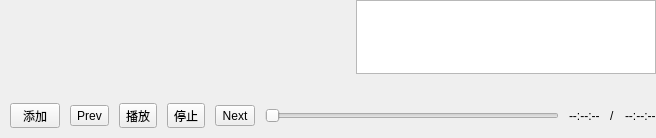
This is UAVManage/SoundGrade.ui in gessd/UAVManage as Qt 5 draws it before an edit. The edited form follows.
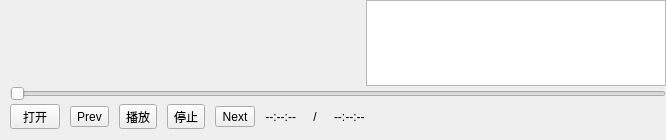
This is the edited form. Icons and pictures are not drawn. Custom widgets are drawn as their Qt base class.

Commit message: 修改音乐控件进度条位置

Diff of the .ui file:
```diff
--- a/UAVManage/SoundGrade.ui
+++ b/UAVManage/SoundGrade.ui
@@ -6,8 +6,8 @@
    <rect>
     <x>0</x>
     <y>0</y>
-    <width>656</width>
-    <height>138</height>
+    <width>666</width>
+    <height>140</height>
    </rect>
   </property>
   <property name="windowTitle">
@@ -26,32 +26,10 @@
    <property name="rightMargin">
     <number>0</number>
    </property>
-   <property name="bottomMargin">
-    <number>10</number>
-   </property>
    <property name="verticalSpacing">
-    <number>3</number>
+    <number>0</number>
    </property>
-   <item row="0" column="1">
-    <widget class="QListWidget" name="m_pPlayList">
-     <property name="minimumSize">
-      <size>
-       <width>300</width>
-       <height>0</height>
-      </size>
-     </property>
-     <property name="maximumSize">
-      <size>
-       <width>16777215</width>
-       <height>16777215</height>
-      </size>
-     </property>
-    </widget>
-   </item>
-   <item row="0" column="0">
-    <widget class="QWChartView" name="m_pCuverPlot" native="true"/>
-   </item>
-   <item row="2" column="0" colspan="2">
+   <item row="3" column="0" colspan="2">
     <layout class="QHBoxLayout" name="horizontalLayout">
      <property name="spacing">
       <number>10</number>
@@ -77,7 +55,7 @@
         <string notr="true"/>
        </property>
        <property name="text">
-        <string>添加</string>
+        <string>打开</string>
        </property>
        <property name="icon">
         <iconset resource="uavmanage.qrc">
@@ -118,12 +96,6 @@
          <verstretch>0</verstretch>
         </sizepolicy>
        </property>
-       <property name="minimumSize">
-        <size>
-         <width>0</width>
-         <height>25</height>
-        </size>
-       </property>
        <property name="text">
         <string>播放</string>
        </property>
@@ -142,12 +114,6 @@
      </item>
      <item>
       <widget class="QToolButton" name="m_pbtnStop">
-       <property name="minimumSize">
-        <size>
-         <width>0</width>
-         <height>25</height>
-        </size>
-       </property>
        <property name="text">
         <string>停止</string>
        </property>
@@ -177,21 +143,29 @@
       </widget>
      </item>
      <item>
-      <widget class="QSlider" name="m_pHslider">
+      <widget class="QWidget" name="widget" native="true">
        <property name="minimumSize">
         <size>
-         <width>0</width>
+         <width>100</width>
          <height>0</height>
         </size>
        </property>
-       <property name="styleSheet">
-        <string notr="true"/>
-       </property>
-       <property name="orientation">
-        <enum>Qt::Horizontal</enum>
-       </property>
-      </widget>
-     </item>
+       <layout class="QHBoxLayout" name="horizontalLayout_2">
+        <property name="spacing">
+         <number>1</number>
+        </property>
+        <property name="leftMargin">
+         <number>0</number>
+        </property>
+        <property name="topMargin">
+         <number>0</number>
+        </property>
+        <property name="rightMargin">
+         <number>0</number>
+        </property>
+        <property name="bottomMargin">
+         <number>0</number>
+        </property>
      <item>
       <widget class="QLabel" name="m_pLblCur">
        <property name="sizePolicy">
@@ -206,12 +180,12 @@
          <height>0</height>
         </size>
        </property>
-       <property name="styleSheet">
-        <string notr="true"/>
-       </property>
        <property name="text">
         <string>--:--:--</string>
        </property>
+          <property name="alignment">
+           <set>Qt::AlignRight|Qt::AlignTrailing|Qt::AlignVCenter</set>
+          </property>
       </widget>
      </item>
      <item>
@@ -219,6 +193,9 @@
        <property name="text">
         <string>/</string>
        </property>
+          <property name="alignment">
+           <set>Qt::AlignCenter</set>
+          </property>
       </widget>
      </item>
      <item>
@@ -238,17 +215,62 @@
       </widget>
      </item>
     </layout>
-   </item>
-   <item row="1" column="0" colspan="2">
+      </widget>
+     </item>
+     <item>
     <widget class="QLabel" name="labelMusicName">
      <property name="minimumSize">
       <size>
-       <width>0</width>
-       <height>20</height>
+         <width>120</width>
+         <height>0</height>
       </size>
      </property>
      <property name="text">
       <string/>
+       </property>
+      </widget>
+     </item>
+     <item>
+      <spacer name="horizontalSpacer">
+       <property name="orientation">
+        <enum>Qt::Horizontal</enum>
+       </property>
+       <property name="sizeHint" stdset="0">
+        <size>
+         <width>40</width>
+         <height>20</height>
+        </size>
+       </property>
+      </spacer>
+     </item>
+    </layout>
+   </item>
+   <item row="0" column="1">
+    <widget class="QListWidget" name="m_pPlayList">
+     <property name="minimumSize">
+      <size>
+       <width>300</width>
+       <height>0</height>
+      </size>
+     </property>
+     <property name="maximumSize">
+      <size>
+       <width>16777215</width>
+       <height>16777215</height>
+      </size>
+     </property>
+    </widget>
+   </item>
+   <item row="0" column="0">
+    <widget class="QWChartView" name="m_pCuverPlot" native="true"/>
+   </item>
+   <item row="1" column="0" colspan="2">
+    <widget class="QSlider" name="m_pHslider">
+     <property name="styleSheet">
+      <string notr="true"/>
+     </property>
+     <property name="orientation">
+      <enum>Qt::Horizontal</enum>
      </property>
     </widget>
    </item>
```
Lines whose indentation alone changed are shown as unchanged.
